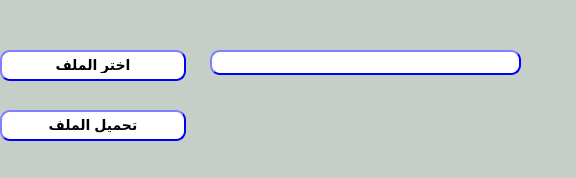
The window that presentation/loyalty_ui/uploadRedeemItem.ui (shymaa123456/HyperPOS2020) describes before a commit, drawn with Qt 5.
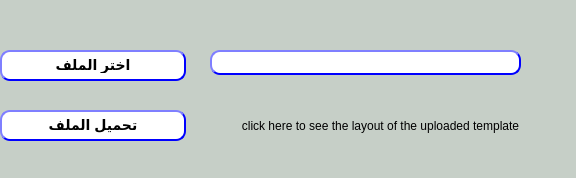
The same window after the commit.

Commit message: resolve comments of redeem with voucher

What changed in the file:
```diff
--- a/presentation/loyalty_ui/uploadRedeemItem.ui
+++ b/presentation/loyalty_ui/uploadRedeemItem.ui
@@ -133,6 +133,34 @@
                                     </string>
    </property>
   </widget>
+  <widget class="QPushButton" name="BTN_uploadTemp">
+   <property name="geometry">
+    <rect>
+     <x>220</x>
+     <y>110</y>
+     <width>321</width>
+     <height>31</height>
+    </rect>
+   </property>
+   <property name="font">
+    <font>
+     <pointsize>9</pointsize>
+     <italic>false</italic>
+    </font>
+   </property>
+   <property name="styleSheet">
+    <string notr="true"/>
+   </property>
+   <property name="text">
+    <string>click here to see the layout of the uploaded template</string>
+   </property>
+   <property name="autoDefault">
+    <bool>false</bool>
+   </property>
+   <property name="flat">
+    <bool>true</bool>
+   </property>
+  </widget>
  </widget>
  <resources/>
  <connections/>
```
Left out of the diff: 2 changed lines with no effect on the pictures.
